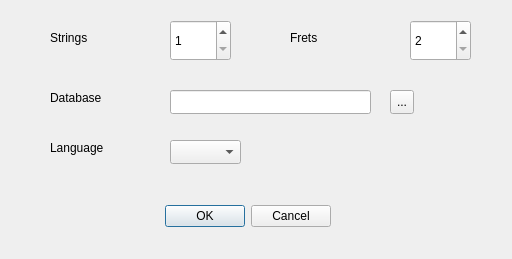
This is settingsdlg.ui in sdutz/LazyTabs as Qt 5 draws it before an edit. The edited form follows.
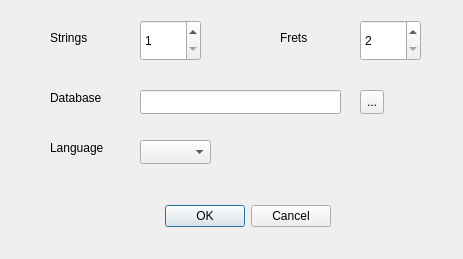
This is the edited form. Icons and pictures are not drawn.

Commit message: Improved settings dialog layout

```diff
--- a/settingsdlg.ui
+++ b/settingsdlg.ui
@@ -6,7 +6,7 @@
    <rect>
     <x>0</x>
     <y>0</y>
-    <width>512</width>
+    <width>463</width>
     <height>259</height>
    </rect>
   </property>
@@ -39,7 +39,7 @@
   <widget class="QSpinBox" name="stringsn">
    <property name="geometry">
     <rect>
-     <x>170</x>
+     <x>140</x>
      <y>20</y>
      <width>61</width>
      <height>41</height>
@@ -65,7 +65,7 @@
   <widget class="QSpinBox" name="fretsn">
    <property name="geometry">
     <rect>
-     <x>410</x>
+     <x>360</x>
      <y>20</y>
      <width>61</width>
      <height>41</height>
@@ -81,7 +81,7 @@
   <widget class="QLabel" name="fretsl">
    <property name="geometry">
     <rect>
-     <x>290</x>
+     <x>280</x>
      <y>30</y>
      <width>60</width>
      <height>16</height>
@@ -94,7 +94,7 @@
   <widget class="QComboBox" name="langCmb">
    <property name="geometry">
     <rect>
-     <x>170</x>
+     <x>140</x>
      <y>140</y>
      <width>71</width>
      <height>24</height>
@@ -130,7 +130,7 @@
   <widget class="QLineEdit" name="dbEdit">
    <property name="geometry">
     <rect>
-     <x>170</x>
+     <x>140</x>
      <y>90</y>
      <width>201</width>
      <height>24</height>
@@ -140,7 +140,7 @@
   <widget class="QToolButton" name="dbBtn">
    <property name="geometry">
     <rect>
-     <x>390</x>
+     <x>360</x>
      <y>90</y>
      <width>24</width>
      <height>24</height>
```
